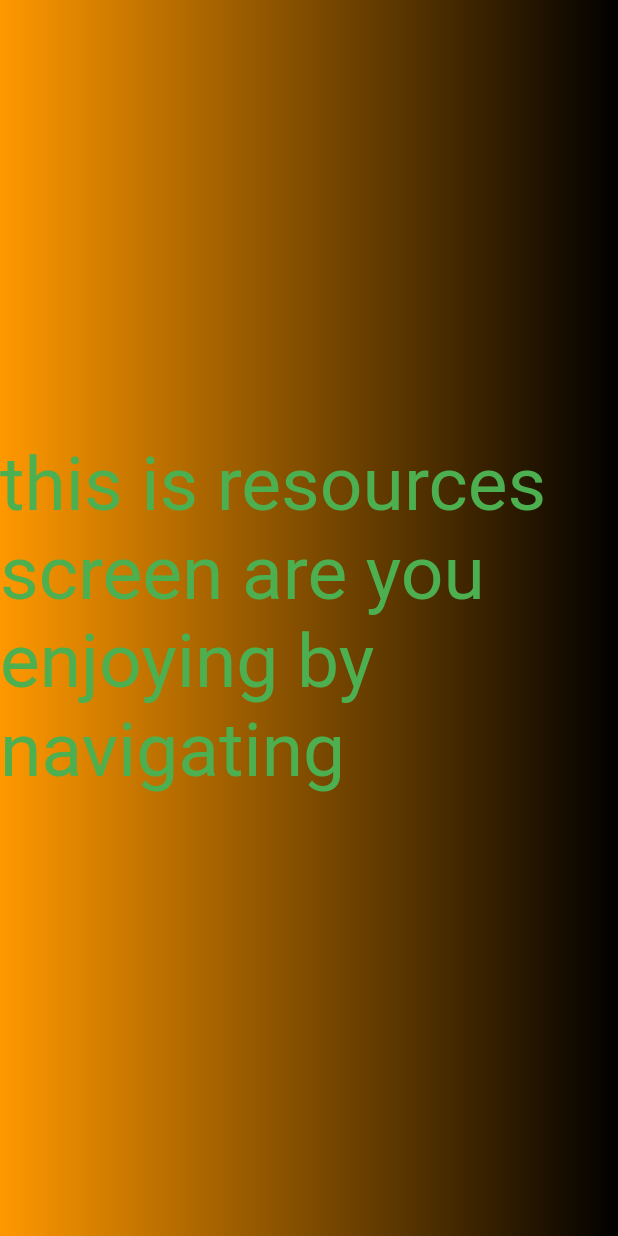
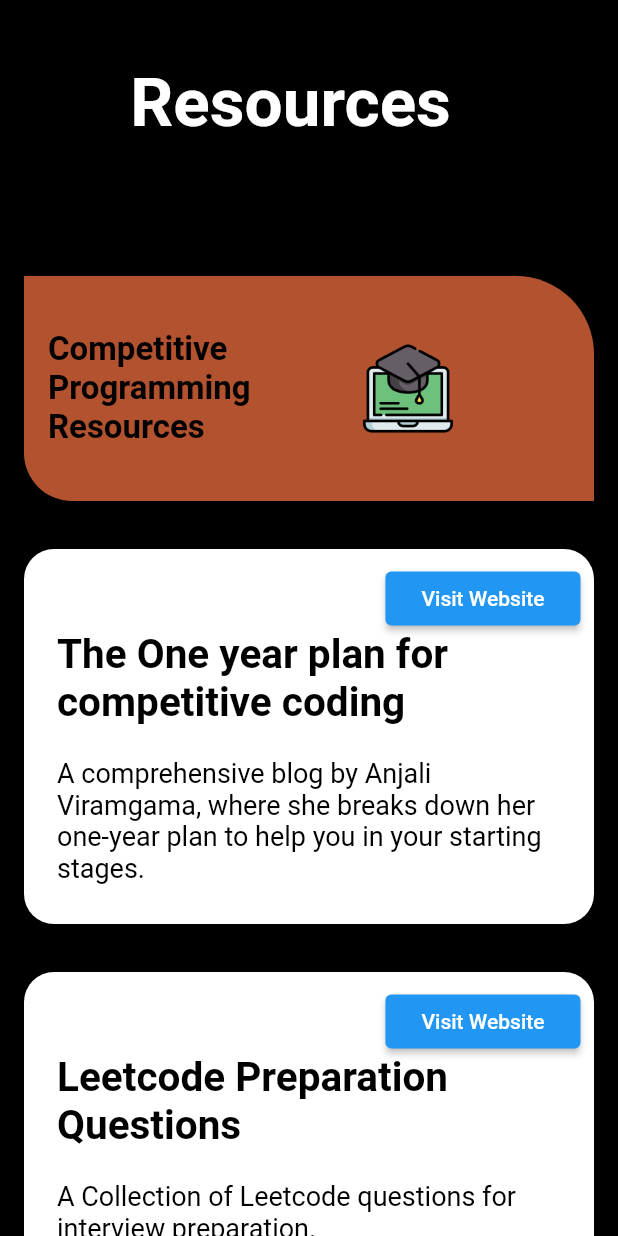
Before and after one commit to taurusaman/cc_app, a Flutter app: the screen it shows after launch, scrolled down 576 dp, after a tap on "Learn", on a phone screen of 412 x 824 dp. Run offline on Flutter 3.47's test engine with Material 2 defaults, Android fonts, the phone set to English and light mode, and no system bars; our stand-ins replace carousel_slider, cloud_firestore, firebase_auth, firebase_core, get; accounts and stored records are empty.

Commit message:
new screens

```diff
--- a/lib/screen/deepscreens/buildscreen.dart
+++ b/lib/screen/deepscreens/buildscreen.dart
@@ -13,19 +13,39 @@
     return Scaffold(
       appBar: AppBar(title: Text('Build'),backgroundColor: Colors.black,),
 
-      body: SingleChildScrollView(
-        child: Container(
-          child: Column(
-            children: [
-              Image(image: AssetImage('assets/images/bldimg5')),
-              Image(image: AssetImage('assets/images/bldimg2')),
-              Image(image: AssetImage('assets/images/bldimg3')),
-              Image(image: AssetImage('assets/images/bldimg6')),
-              Image(image: AssetImage('assets/images/bldimg1')),
-              Image(image: AssetImage('assets/images/bldimg2')),
-              Image(image: AssetImage('assets/images/bldimg3')),
-            ],
-          ),
+      body: Container(
+        child: ListWheelScrollView(
+          itemExtent: 220,
+          children: [
+            Padding(
+              padding: const EdgeInsets.all(8.0),
+              child: Image(image: AssetImage('assets/images/bldimg5.jpg')),
+            ),
+            Padding(
+              padding: const EdgeInsets.all(8.0),
+              child: Image(image: AssetImage('assets/images/bldimg2.jpg')),
+            ),
+            Padding(
+              padding: const EdgeInsets.all(8.0),
+              child: Image(image: AssetImage('assets/images/bldimg3.jpg')),
+            ),
+            Padding(
+              padding: const EdgeInsets.all(8.0),
+              child: Image(image: AssetImage('assets/images/bldimg6.jpg')),
+            ),
+            Padding(
+              padding: const EdgeInsets.all(8.0),
+              child: Image(image: AssetImage('assets/images/bldimg1.jpg')),
+            ),
+            Padding(
+              padding: const EdgeInsets.all(8.0),
+              child: Image(image: AssetImage('assets/images/bldimg2.jpg')),
+            ),
+            Padding(
+              padding: const EdgeInsets.all(8.0),
+              child: Image(image: AssetImage('assets/images/bldimg3.jpg')),
+            ),
+          ],
         ),
       ),
     );
--- a/lib/screen/navscreens/homescreen.dart
+++ b/lib/screen/navscreens/homescreen.dart
@@ -19,6 +19,8 @@
         decoration: BoxDecoration(color: Colors.black),
         child: Column(children: [
           //carouselwidget(),
+
+
           SizedBox(height: 10),
           Container(
             width: double.infinity,
--- a/lib/screen/navscreens/resourcescreen.dart
+++ b/lib/screen/navscreens/resourcescreen.dart
@@ -1,3 +1,6 @@
+import 'package:cc_app/constants/constants.dart';
+import 'package:cc_app/widgets/homepagewidget.dart';
+import 'package:cc_app/widgets/resourcescreenwidgets.dart';
 import 'package:flutter/material.dart';
 
 class resource extends StatefulWidget {
@@ -11,18 +14,100 @@
   @override
   Widget build(BuildContext context) {
     return Scaffold(
+        body: SingleChildScrollView(
+      child: Container(
+        decoration: BoxDecoration(color: Colors.black),
+        child: Column(children: [
+          Padding(
+            padding: const EdgeInsets.all(34.0),
+            child: Container(
+              width: double.infinity,
+              height: 100,
+              color: Colors.black,
+              child: Padding(
+                padding: const EdgeInsets.all(8.0),
+                child: Text(
+                  '    Resources',
+                  style: TextStyle(fontSize: 45, fontWeight: FontWeight.bold, color: Colors.white),
+                ),
+              ),
+            ),
+          ),
+          Padding(
+            padding: const EdgeInsets.all(16.0),
+            child: Container(
+              height: 150,
+              width: 400,
+              decoration: BoxDecoration(color: primarycolor,borderRadius: BorderRadius.only(topRight: Radius.circular(52),bottomLeft:Radius.circular(32) )),
+              child: Row(
+                children: [
+                  Padding(
+                    padding: const EdgeInsets.all(8.0),
+                    child: Container(
+                      width: 200,
+                      child: Padding(
+                        padding: const EdgeInsets.all(8.0),
+                        child: Text(
+                          'Competitive Programming Resources',
+                          style: TextStyle(
+                              fontSize: 22,
+                              fontWeight: FontWeight.w700,
+                              color: Colors.black),
+                        ),
+                      ),
+                    ),
+                  ),SizedBox(height: 30,),
+                  Container(
 
-        body: Container(
-      decoration: BoxDecoration(
-          gradient: LinearGradient(colors: [Colors.orange, Colors.black])),
+                    child: Image.asset(height: 60,
+                    width: 80,'assets/images/learn.png'))
+                ],
+              ),
+            ),
+          ),
+          cpcard1(),
+          cpcard2(),
+          cpcard3(),
+          Padding(
+            padding: const EdgeInsets.all(16.0),
+            child: Container(
+              height: 150,
+              width: 400,
+              decoration: BoxDecoration(color: primarycolor,borderRadius: BorderRadius.only(topRight: Radius.circular(52),bottomLeft:Radius.circular(32) )),
+              child: Row(
+                children: [
+                  Padding(
+                    padding: const EdgeInsets.all(8.0),
+                    child: Container(
+                      width: 200,
+                      child: Padding(
+                        padding: const EdgeInsets.all(8.0),
+                        child: Text(
+                          'SDE Interview Resources',
+                          style: TextStyle(
+                              fontSize: 22,
+                              fontWeight: FontWeight.w700,
+                              color: Colors.black),
+                        ),
+                      ),
+                    ),
+                  ),SizedBox(height: 30,),
+                  Container(
 
-      child: Column(mainAxisAlignment: MainAxisAlignment.center,
-      children: [
-        Text(
-          'this is resources screen are you enjoying by navigating',
-          style: TextStyle(fontSize: 50, color: Colors.green),
-        ),
-      ]),
+                    child: Image.asset(height: 60,
+                    width: 80,'assets/images/grow.png'))
+                ],
+              ),
+            ),
+          ),
+          sdecard1(),
+          sdecard2(),
+          sdecard3(),
+          sdecard4(),
+          sdecard5(),
+          lastcontainer(),
+        ]),
+      ),
     ));
   }
 }
--- a/lib/screen/navscreens/search.dart
+++ b/lib/screen/navscreens/search.dart
@@ -21,7 +21,7 @@
        children: [
 
          Text(
-          'Coming Soon...this is Search screen are you enjoying by navigating',
+          'Coming Soon..',
           style: TextStyle(fontSize: 50, color: Colors.green),
         ),
       ]),
--- a/lib/screen/otherscreens/loginscreen.dart
+++ b/lib/screen/otherscreens/loginscreen.dart
@@ -1,12 +1,10 @@
 // ignore_for_file: unused_local_variable
 
-import 'package:cc_app/screen/navscreens/homescreen.dart';
 import 'package:cc_app/screen/navscreens/navigationbarscreen.dart';
 import 'package:cc_app/screen/otherscreens/forgetpassword.dart';
 import 'package:cc_app/screen/otherscreens/regissterscreen.dart';
 import 'package:firebase_auth/firebase_auth.dart';
 import 'package:flutter/material.dart';
-import 'package:flutter/services.dart';
 
 class MyLoginscreen extends StatefulWidget {
   const MyLoginscreen({super.key});
@@ -22,12 +20,14 @@
   Widget build(BuildContext context) {
     return Scaffold(
         body: SingleChildScrollView(
+      child: SingleChildScrollView(
         child: Container(
             decoration: BoxDecoration(
-              gradient: LinearGradient(colors: [Colors.orange, Colors.black])),
-          padding:
-              EdgeInsets.only(top: MediaQuery.of(context).size.height * 0.5),
-          child: Column(children: [
+                color: Colors.black),
+            child: Column(
+              mainAxisAlignment: MainAxisAlignment.center,
+              children: [
+
               TextFormField(
                   controller: loginemailcontroller,
                   decoration: InputDecoration(
@@ -44,7 +44,7 @@
                   controller: loginpasswordcontroller,
                   obscureText: true,
                   decoration: InputDecoration(
-                    fillColor: Colors.grey.shade100,
+                      fillColor: Colors.grey.shade300,
                       filled: true,
                       labelText: 'Password',
                       hintText: 'Enter Password',
@@ -79,7 +79,8 @@
               SizedBox(
                 height: 60,
               ),
-            Row(mainAxisAlignment: MainAxisAlignment.spaceBetween, children: [
+              Row(mainAxisAlignment: MainAxisAlignment.spaceBetween,
+              children: [
                 TextButton(
                   onPressed: () {
                     Navigator.push(context,
@@ -108,6 +109,7 @@
                 )
               ])
             ])),
+      ),
     ));
   }
 }
--- a/lib/widgets/homepagewidget.dart
+++ b/lib/widgets/homepagewidget.dart
@@ -1,4 +1,4 @@
-import 'dart:js';
+
 
 import 'package:carousel_slider/carousel_slider.dart';
 import 'package:cc_app/constants/constants.dart';
@@ -6,9 +6,7 @@
 import 'package:cc_app/screen/navscreens/navigationbarscreen.dart';
 import 'package:cc_app/screen/navscreens/profile.dart';
 import 'package:cc_app/screen/navscreens/resourcescreen.dart';
-import 'package:flutter/foundation.dart';
 import 'package:flutter/material.dart';
-import 'package:get/get.dart';
 
 //2nd Container hai homescreen widget ka
 Widget container2() {
@@ -20,10 +18,29 @@
         height: 200,
         child: Padding(
           padding: const EdgeInsets.all(16.0),
-        child: Text(
-          'Who we are?\n\nCoding Connoisseurs is a group of people who are aiming to build a coding culture in Faculty of Engineering and Technology',
+          child: RichText(
+            text: TextSpan(
                 style: TextStyle(
-              color: Colors.black, fontSize: 20, fontWeight: FontWeight.w500),
+                    color: Colors.black,
+                    fontSize: 20,
+                    fontWeight: FontWeight.w500),
+                children: [
+                  TextSpan(text: '         W',style: TextStyle(
+                    color: primarycolor,
+                    fontSize: 30,
+                    fontWeight: FontWeight.w800),),
+                  TextSpan(text: 'ho',style: TextStyle(
+                    color: Colors.black,
+                    fontSize: 30,
+                    fontWeight: FontWeight.w800),),
+                  TextSpan(text: ' we are?              ',style: TextStyle(
+                    color: Colors.black,
+                    fontSize: 20,
+                    fontWeight: FontWeight.w800),),
+                  TextSpan(
+                      text:
+                          '                       Coding Connoisseurs is a group of people who are aiming to build a coding culture in Faculty of Engineering and Technology'),
+                ]),
           ),
         ),
       ),
@@ -107,7 +124,7 @@
                     'Learn',
                     textAlign: TextAlign.justify,
                     style: TextStyle(
-                        color: primarycolor,
+                        color: Colors.white,
                         fontSize: 20,
                         fontWeight: FontWeight.bold),
                   ),
@@ -234,11 +251,11 @@
                 '© Coding Connoisseurs, Faculty of Engineering and Technology | Made by',
             style: TextStyle(color: Colors.black)),
         TextSpan(
-            text: 'Aman Singh',
+            text: ' Aman Singh ',
             style: TextStyle(fontWeight: FontWeight.bold, color: Colors.black)),
-        TextSpan(text: 'and'),
+        TextSpan(text: 'and', style: TextStyle(color: Colors.black)),
         TextSpan(
-            text: 'Aastha Seth',
+            text: ' Aastha Seth',
             style: TextStyle(fontWeight: FontWeight.bold, color: Colors.black)),
       ])),
     ),
--- /dev/null
+++ b/lib/widgets/resourcescreenwidgets.dart
@@ -0,0 +1,392 @@
+import 'package:flutter/material.dart';
+
+var btnname;
+Widget containerbtn(btnname) {
+  return Container(
+    height: 30,
+    width: 80,
+    decoration: BoxDecoration(borderRadius: BorderRadius.circular(32.0)),
+    child: Text('$btnname'),
+  );
+}
+
+Widget cpcard1() {
+  return Stack(children: [
+    Padding(
+      padding: const EdgeInsets.all(16.0),
+      child: Container(
+        decoration: BoxDecoration(
+            color: Colors.white, borderRadius: BorderRadius.circular(20)),
+        height: 250,
+        child: Padding(
+          padding: const EdgeInsets.all(22.0),
+          child: RichText(
+              text: TextSpan(children: [
+            TextSpan(
+                text: '\nThe One year plan for competitive coding',
+                style: TextStyle(
+                    color: Colors.black,
+                    fontSize: 27,
+                    fontWeight: FontWeight.w600)),
+            TextSpan(
+                text:
+                    '\n\nA comprehensive blog by Anjali Viramgama, where she breaks down her one-year plan to help you in your starting stages.',
+                style: TextStyle(color: Colors.black, fontSize: 18))
+          ])),
+        ),
+      ),
+    ),
+
+    Padding(
+      padding: const EdgeInsets.all(25.0),
+      child: Align(
+        alignment: AlignmentDirectional.topEnd,
+        child: ElevatedButton(
+            onPressed: () {},
+            child: Padding(
+              padding: const EdgeInsets.all(8.0),
+              child: Text('Visit Website'),
+            )),
+      ),
+    )
+  ]);
+}
+
+
+Widget cpcard2() {
+  return Stack(children: [
+    Padding(
+      padding: const EdgeInsets.all(16.0),
+      child: Container(
+        decoration: BoxDecoration(
+            color: Colors.white, borderRadius: BorderRadius.circular(20)),
+        height: 250,
+        child: Padding(
+          padding: const EdgeInsets.all(22.0),
+          child: RichText(
+              text: TextSpan(children: [
+            TextSpan(
+                text: '\nLeetcode Preparation Questions',
+                style: TextStyle(
+                    color: Colors.black,
+                    fontSize: 27,
+                    fontWeight: FontWeight.w600)),
+            TextSpan(
+                text:
+                    '\n\nA Collection of Leetcode questions for interview preparation.',
+                style: TextStyle(color: Colors.black, fontSize: 18))
+          ])),
+        ),
+      ),
+    ),
+
+    Padding(
+      padding: const EdgeInsets.all(25.0),
+      child: Align(
+        alignment: AlignmentDirectional.topEnd,
+        child: ElevatedButton(
+            onPressed: () {},
+            child: Padding(
+              padding: const EdgeInsets.all(8.0),
+              child: Text('Visit Website'),
+            )),
+      ),
+    )
+  ]);
+}
+
+
+Widget cpcard3() {
+  return Stack(children: [
+    Padding(
+      padding: const EdgeInsets.all(16.0),
+      child: Container(
+        decoration: BoxDecoration(
+            color: Colors.white, borderRadius: BorderRadius.circular(20)),
+        height: 250,
+        child: Padding(
+          padding: const EdgeInsets.all(22.0),
+          child: RichText(
+              text: TextSpan(children: [
+            TextSpan(
+                text: '\nSuper30 Curriculum',
+                style: TextStyle(
+                    color: Colors.black,
+                    fontSize: 27,
+                    fontWeight: FontWeight.w600)),
+            TextSpan(
+                text:
+                    '\n\nAn extensive list of Leetcode and System Design questions to practice. With more than 200 questions, it covers all the topics and levels of difficulties.',
+                style: TextStyle(color: Colors.black, fontSize: 18))
+          ])),
+        ),
+      ),
+    ),
+
+    Padding(
+      padding: const EdgeInsets.all(25.0),
+      child: Align(
+        alignment: AlignmentDirectional.topEnd,
+        child: ElevatedButton(
+            onPressed: () {},
+            child: Padding(
+              padding: const EdgeInsets.all(8.0),
+              child: Text('Visit Website'),
+            )),
+      ),
+    )
+  ]);
+}
+
+
+Widget sdecard1() {
+  return Stack(children: [
+    Padding(
+      padding: const EdgeInsets.all(16.0),
+      child: Container(
+        decoration: BoxDecoration(
+            color: Colors.white, borderRadius: BorderRadius.circular(20)),
+        height: 250,
+        child: Padding(
+          padding: const EdgeInsets.all(22.0),
+          child: RichText(
+              text: TextSpan(children: [
+            TextSpan(
+                text: '\nCracking the Coding Interview',
+                style: TextStyle(
+                    color: Colors.black,
+                    fontSize: 27,
+                    fontWeight: FontWeight.w600)),
+            TextSpan(
+                text:
+                    '\n\nCracking the Coding Interview: 189 Programming Questions and Solutions is a book by Gayle Laakmann McDowell about coding interviews.',
+                style: TextStyle(color: Colors.black, fontSize: 18))
+          ])),
+        ),
+      ),
+    ),
+
+    Padding(
+      padding: const EdgeInsets.all(25.0),
+      child: Align(
+        alignment: AlignmentDirectional.topEnd,
+        child: ElevatedButton(
+            onPressed: () {},
+            child: Padding(
+              padding: const EdgeInsets.all(8.0),
+              child: Text('Visit Website'),
+            )),
+      ),
+    )
+  ]);
+}
+
+Widget sdecard2() {
+  return Stack(children: [
+    Padding(
+      padding: const EdgeInsets.all(16.0),
+      child: Container(
+        decoration: BoxDecoration(
+            color: Colors.white, borderRadius: BorderRadius.circular(20)),
+        height: 250,
+        child: Padding(
+          padding: const EdgeInsets.all(22.0),
+          child: RichText(
+              text: TextSpan(children: [
+            TextSpan(
+                text: '\nMIT OpenCourseware | Design and Analysis of Algorithms',
+                style: TextStyle(
+                    color: Colors.black,
+                    fontSize: 27,
+                    fontWeight: FontWeight.w600)),
+            TextSpan(
+                text:
+                    '\n\nThis is an intermediate algorithms course with an emphasis on teaching techniques for the design and analysis of efficient algorithms, emphasizing methods of application. Topics include divide-and-conquer, randomization, dynamic programming, greedy algorithms, incremental improvement, complexity, and cryptography.',
+                style: TextStyle(color: Colors.black, fontSize: 18))
+          ])),
+        ),
+      ),
+    ),
+
+    Padding(
+      padding: const EdgeInsets.all(25.0),
+      child: Align(
+        alignment: AlignmentDirectional.topEnd,
+        child: ElevatedButton(
+            onPressed: () {},
+            child: Padding(
+              padding: const EdgeInsets.all(8.0),
+              child: Text('Visit Website'),
+            )),
+      ),
+    )
+  ]);
+}
+
+Widget sdecard3() {
+  return Stack(children: [
+    Padding(
+      padding: const EdgeInsets.all(16.0),
+      child: Container(
+        decoration: BoxDecoration(
+            color: Colors.white, borderRadius: BorderRadius.circular(20)),
+        height: 250,
+        child: Padding(
+          padding: const EdgeInsets.all(22.0),
+          child: RichText(
+              text: TextSpan(children: [
+            TextSpan(
+                text: '\nLast Minute Notes for DBMS',
+                style: TextStyle(
+                    color: Colors.black,
+                    fontSize: 27,
+                    fontWeight: FontWeight.w600)),
+            TextSpan(
+                text:
+                    '\n\nComprehensive notes for Fundamentals of Database Management Systems for last minute revision by GeeksforGeeks.',
+                style: TextStyle(color: Colors.black, fontSize: 18))
+          ])),
+        ),
+      ),
+    ),
+
+    Padding(
+      padding: const EdgeInsets.all(25.0),
+      child: Align(
+        alignment: AlignmentDirectional.topEnd,
+        child: ElevatedButton(
+            onPressed: () {},
+            child: Padding(
+              padding: const EdgeInsets.all(8.0),
+              child: Text('Visit Website'),
+            )),
+      ),
+    )
+  ]);
+}
+
+Widget sdecard4() {
+  return Stack(children: [
+    Padding(
+      padding: const EdgeInsets.all(16.0),
+      child: Container(
+        decoration: BoxDecoration(
+            color: Colors.white, borderRadius: BorderRadius.circular(20)),
+        height: 250,
+        child: Padding(
+          padding: const EdgeInsets.all(22.0),
+          child: RichText(
+              text: TextSpan(children: [
+            TextSpan(
+                text: '\nBedTime stories OS',
+                style: TextStyle(
+                    color: Colors.black,
+                    fontSize: 27,
+                    fontWeight: FontWeight.w600)),
+            TextSpan(
+                text:
+                    '\n\nA book on Operating System Fundamental concepts.',
+                style: TextStyle(color: Colors.black, fontSize: 18))
+          ])),
+        ),
+      ),
+    ),
+
+    Padding(
+      padding: const EdgeInsets.all(25.0),
+      child: Align(
+        alignment: AlignmentDirectional.topEnd,
+        child: ElevatedButton(
+            onPressed: () {},
+            child: Padding(
+              padding: const EdgeInsets.all(8.0),
+              child: Text('Visit Website'),
+            )),
+      ),
+    )
+  ]);
+}
+
+Widget sdecard5() {
+  return Stack(children: [
+    Padding(
+      padding: const EdgeInsets.all(16.0),
+      child: Container(
+        decoration: BoxDecoration(
+            color: Colors.white, borderRadius: BorderRadius.circular(20)),
+        height: 250,
+        child: Padding(
+          padding: const EdgeInsets.all(22.0),
+          child: RichText(
+              text: TextSpan(children: [
+            TextSpan(
+                text: '\nLast Minute Notes for OS',
+                style: TextStyle(
+                    color: Colors.black,
+                    fontSize: 27,
+                    fontWeight: FontWeight.w600)),
+            TextSpan(
+                text:
+                    '\n\nComprehensive notes for Operating Systems for last minute revision by GeeksforGeeks.',
+                style: TextStyle(color: Colors.black, fontSize: 18))
+          ])),
+        ),
+      ),
+    ),
+
+    Padding(
+      padding: const EdgeInsets.all(25.0),
+      child: Align(
+        alignment: AlignmentDirectional.topEnd,
+        child: ElevatedButton(
+            onPressed: () {},
+            child: Padding(
+              padding: const EdgeInsets.all(8.0),
+              child: Text('Visit Website'),
+            )),
+      ),
+    )
+  ]);
+}
+
+Widget sdecard6() {
+  return Stack(children: [
+    Padding(
+      padding: const EdgeInsets.all(16.0),
+      child: Container(
+        decoration: BoxDecoration(
+            color: Colors.white, borderRadius: BorderRadius.circular(20)),
+        height: 250,
+        child: Padding(
+          padding: const EdgeInsets.all(22.0),
+          child: RichText(
+              text: TextSpan(children: [
+            TextSpan(
+                text: '\nThe One year plan for competitive coding',
+                style: TextStyle(
+                    color: Colors.black,
+                    fontSize: 27,
+                    fontWeight: FontWeight.w600)),
+            TextSpan(
+                text:
+                    '\n\nA comprehensive blog by Anjali Viramgama, where she breaks down her one-year plan to help you in your starting stages.',
+                style: TextStyle(color: Colors.black, fontSize: 18))
+          ])),
+        ),
+      ),
+    ),
+
+    Padding(
+      padding: const EdgeInsets.all(25.0),
+      child: Align(
+        alignment: AlignmentDirectional.topEnd,
+        child: ElevatedButton(
+            onPressed: () {},
+            child: Padding(
+              padding: const EdgeInsets.all(8.0),
+              child: Text('Visit Website'),
+            )),
+      ),
+    )
+  ]);
+}
```
Lines whose indentation alone changed are shown as unchanged.
